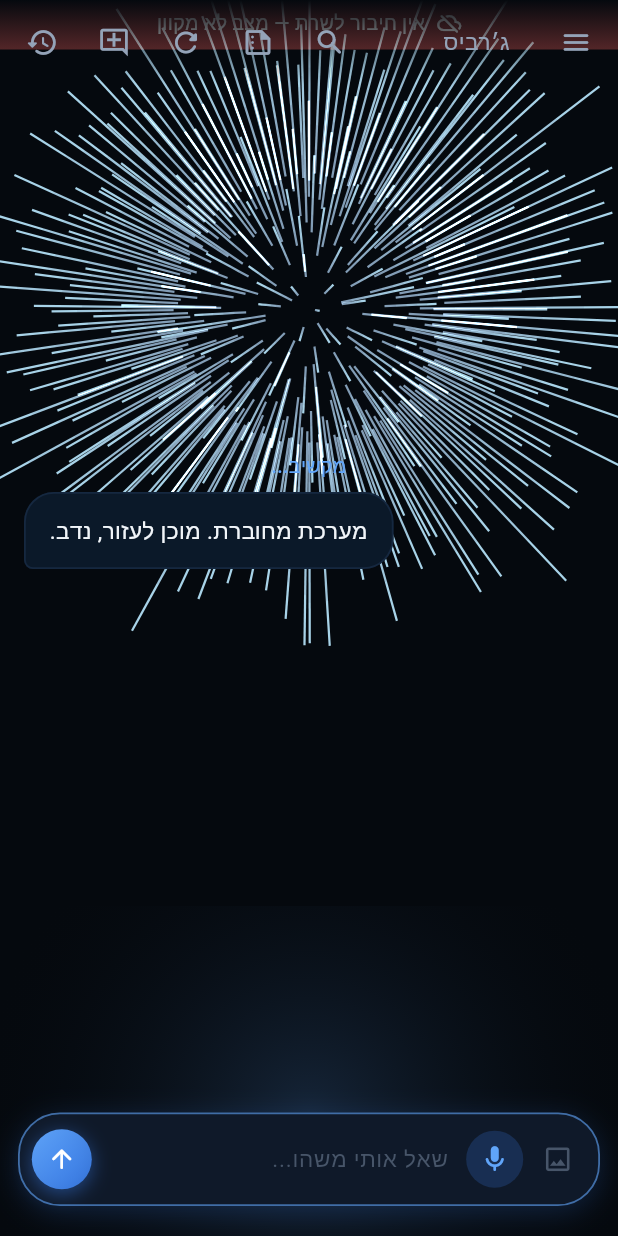
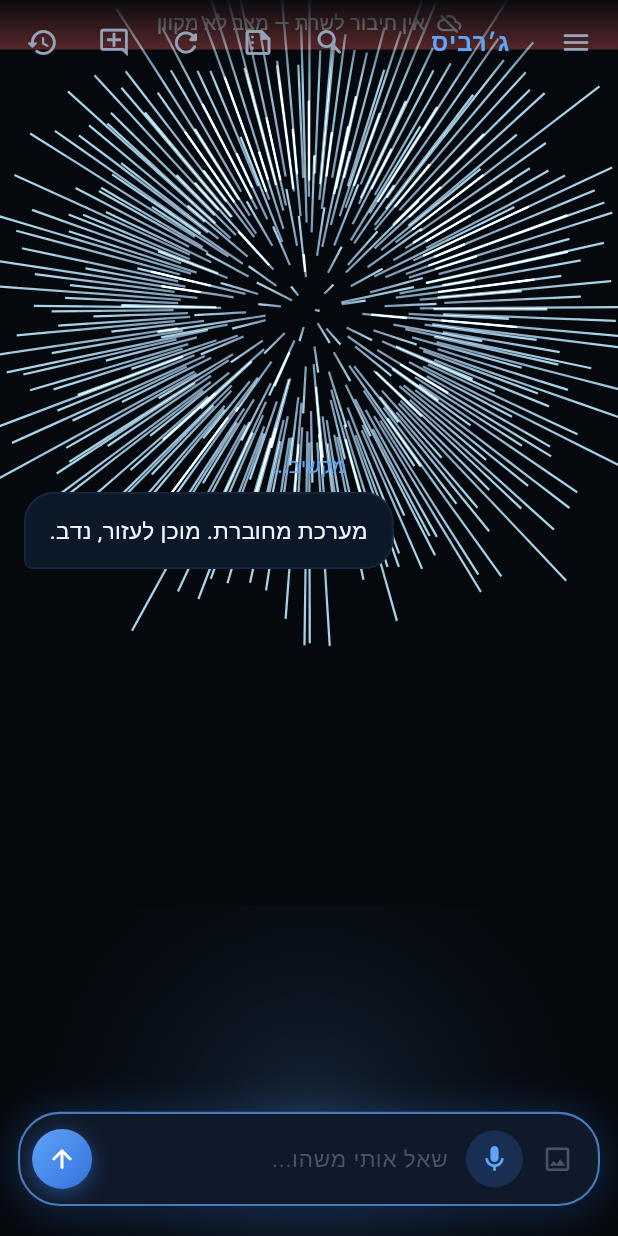
Before and after one commit to NadavZ-sketch/jarvis-server-nadav, a Flutter app: the ChatScreen screen opened directly, item 2 of the bottom bar chosen, on a phone screen of 412 x 824 dp. Run offline on Flutter 3.47's test engine with Material 3 defaults, Android fonts, the phone set to English and light mode, and no system bars; our stand-ins replace audioplayers, fl_chart, flutter_local_notifications, flutter_tts, image_picker, permission_handler and 4 more; accounts and stored records are empty; network calls fail; Roboto replaces fonts that are missing (Heebo).

Commit message:
feat(mobile): upgrade Chat + Productivity screens — Premium Dark AI
Chat screen (main.dart):
- AppBar title "ג׳רביס" — accent color + bolder weight for presence
- Thinking bubble — accent border (blue500 at 25%) + micro-glow shadow
- Input bar → AnimatedContainer with stronger glow when listening,
  always-on subtle accent shadow (blue500 at 6%), cleaner border alpha
- Scroll-to-bottom button — accent glow box-shadow

Productivity screen:
- AppBar — semi-opaque surface bg (0.92) with no elevation
- TabBar — custom BoxDecoration indicator: rounded-8, accent-tinted fill,
  accent border, glow shadow, transparent divider; bolder selected label
- Tasks FAB — wrapped in glow shadow container, elevation:0
- Reminders FAB — same glow treatment as tasks

https://claude.ai/code/session_01YEEtER3grgiMRP3T5uwhqJ

```diff
--- a/jarvis_mobile/lib/main.dart
+++ b/jarvis_mobile/lib/main.dart
@@ -1969,7 +1969,10 @@ class _ChatScreenState extends State<ChatScreen> with TickerProviderStateMixin {
             gradient: LinearGradient(
               begin: Alignment.topCenter,
               end: Alignment.bottomCenter,
-              colors: [JC.bg, JC.bg.withValues(alpha: 0)],
+              colors: [
+                JC.bg.withValues(alpha: 0.96),
+                JC.bg.withValues(alpha: 0),
+              ],
             ),
           ),
         ),
@@ -2012,10 +2015,10 @@ class _ChatScreenState extends State<ChatScreen> with TickerProviderStateMixin {
                   'ג׳רביס',
                   key: const ValueKey('title'),
                   style: TextStyle(
-                    color: JC.textSecondary,
-                    fontSize: 15,
-                    fontWeight: FontWeight.w500,
-                    letterSpacing: 0.3,
+                    color: JC.blue400,
+                    fontSize: 16,
+                    fontWeight: FontWeight.w700,
+                    letterSpacing: 0.5,
                     fontFamily: 'Heebo',
                   ),
                 ),
@@ -2228,8 +2231,15 @@ class _ChatScreenState extends State<ChatScreen> with TickerProviderStateMixin {
                                 bottomLeft:  Radius.circular(4),
                               ),
                               border: Border.all(
-                                  color: JC.border.withValues(alpha: 0.6),
-                                  width: 0.8),
+                                  color: JC.blue500.withValues(alpha: 0.25),
+                                  width: 0.9),
+                              boxShadow: [
+                                BoxShadow(
+                                  color: JC.blue500.withValues(alpha: 0.12),
+                                  blurRadius: 12,
+                                  offset: const Offset(0, 3),
+                                ),
+                              ],
                             ),
                             child: const _TypingDots(),
                           ),
@@ -2321,10 +2331,17 @@ class _ChatScreenState extends State<ChatScreen> with TickerProviderStateMixin {
                         padding: const EdgeInsets.symmetric(
                             horizontal: 14, vertical: 8),
                         decoration: BoxDecoration(
-                          color: JC.blue400.withValues(alpha: 0.2),
+                          color: JC.blue400.withValues(alpha: 0.18),
                           borderRadius: BorderRadius.circular(20),
                           border: Border.all(
                               color: JC.blue400.withValues(alpha: 0.5), width: 1),
+                          boxShadow: [
+                            BoxShadow(
+                              color: JC.blue500.withValues(alpha: 0.22),
+                              blurRadius: 14,
+                              offset: const Offset(0, 3),
+                            ),
+                          ],
                         ),
                         child: Row(
                           mainAxisSize: MainAxisSize.min,
@@ -2349,25 +2366,31 @@ class _ChatScreenState extends State<ChatScreen> with TickerProviderStateMixin {
                 ),
 
               // ── Input bar ─────────────────────────────────────────────────────
-              Container(
+              AnimatedContainer(
+                duration: const Duration(milliseconds: 200),
                 margin: const EdgeInsets.fromLTRB(12, 4, 12, 20),
-                padding: const EdgeInsets.symmetric(
-                    horizontal: 6, vertical: 6),
+                padding: const EdgeInsets.symmetric(horizontal: 6, vertical: 6),
                 decoration: BoxDecoration(
                   color: JC.surfaceAlt,
                   borderRadius: BorderRadius.circular(28),
                   border: Border.all(
                     color: isListening
-                        ? JC.blue400.withValues(alpha: 0.6)
-                        : JC.border.withValues(alpha: 0.7),
-                    width: isListening ? 1.2 : 0.8,
+                        ? JC.blue400.withValues(alpha: 0.7)
+                        : JC.border.withValues(alpha: 0.55),
+                    width: isListening ? 1.4 : 0.8,
                   ),
                   boxShadow: [
                     BoxShadow(
                       color: isListening
-                          ? JC.blue500.withValues(alpha: 0.2)
-                          : Colors.black.withValues(alpha: 0.3),
-                      blurRadius: isListening ? 16 : 8,
+                          ? JC.blue500.withValues(alpha: 0.28)
+                          : JC.blue500.withValues(alpha: 0.06),
+                      blurRadius: isListening ? 20 : 10,
+                      spreadRadius: isListening ? 1 : 0,
+                      offset: const Offset(0, 3),
+                    ),
+                    BoxShadow(
+                      color: Colors.black.withValues(alpha: 0.25),
+                      blurRadius: 8,
                       offset: const Offset(0, 4),
                     ),
                   ],
```
Also changed, not shown: jarvis_mobile/lib/screens/productivity_screen.dart (+43 -9 lines), jarvis_mobile/lib/screens/reminders_screen.dart (+18 -4 lines), jarvis_mobile/lib/screens/tasks_screen.dart (+18 -4 lines).
